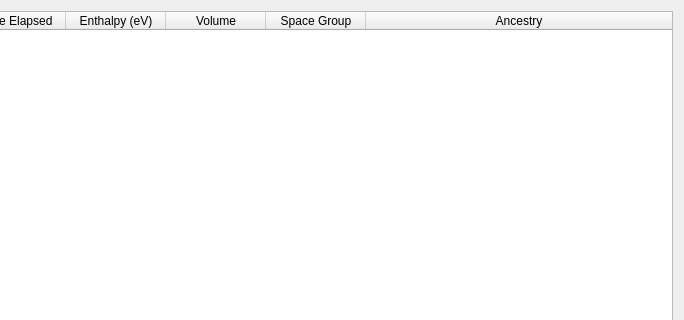
First picture: the form in src/xtalopt/ui/tab_progress.ui, repository xtalopt/XtalOpt, before the edit; both pictures show x 446 to 1130 and y 0 to 320 of the 1130 by 597 pixel window.
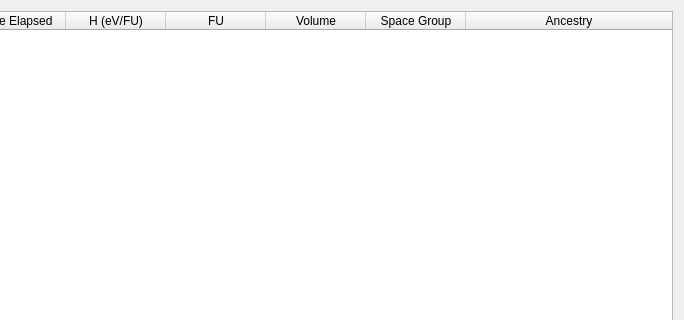
Second picture: the form after the edit.

```diff
--- a/src/xtalopt/ui/tab_progress.ui
+++ b/src/xtalopt/ui/tab_progress.ui
@@ -61,7 +61,12 @@
      </column>
      <column>
       <property name="text">
-       <string>Enthalpy (eV)</string>
+       <string>H (eV/FU)</string>
+      </property>
+     </column>
+     <column>
+      <property name="text">
+       <string>FU</string>
       </property>
      </column>
      <column>
```
